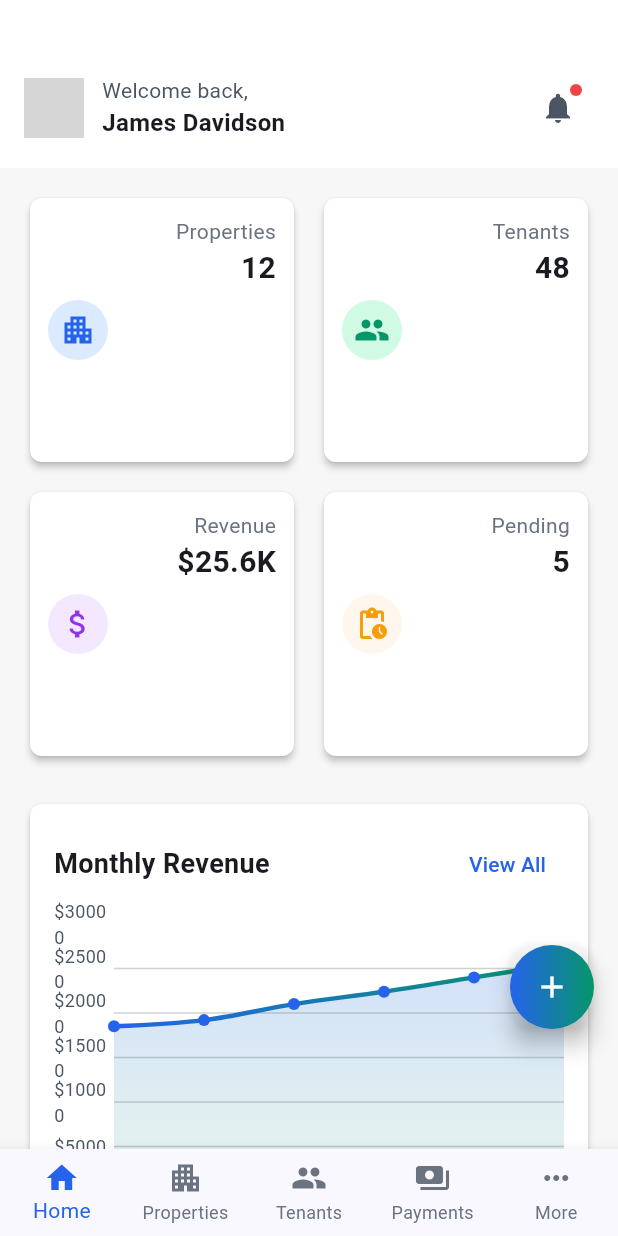
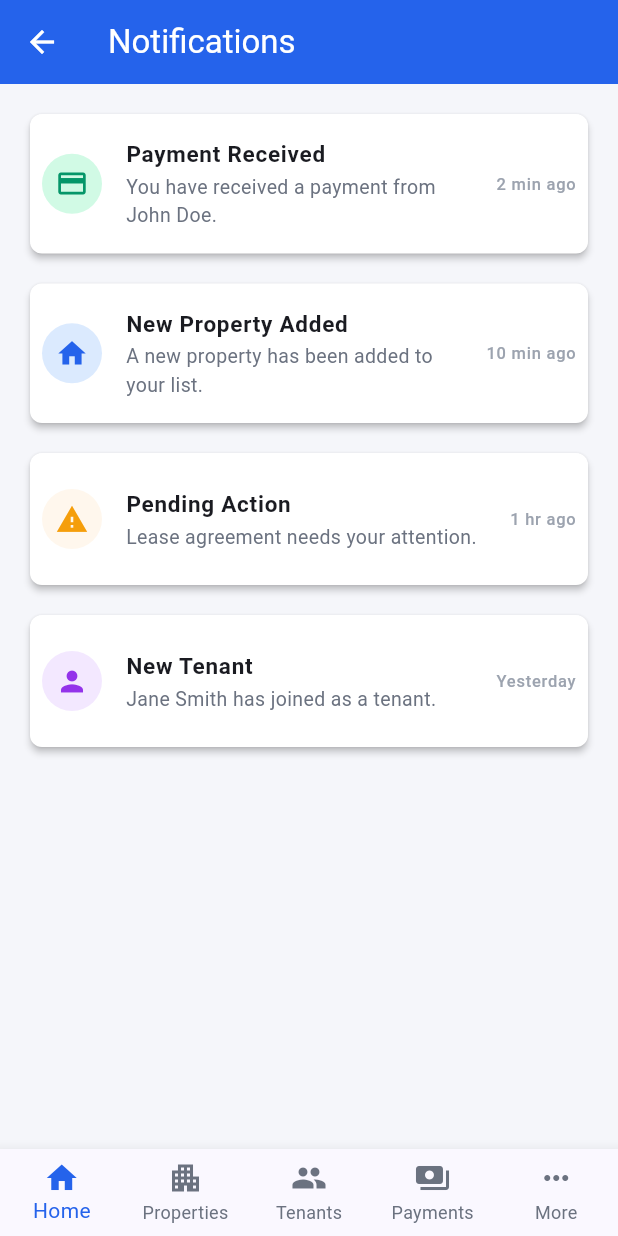
Before and after one commit to joe2sure/Real-Estate-App, a Flutter app: the screen it shows after launch, after a tap on "Skip", after a tap on the "notifications" icon, on a phone screen of 412 x 824 dp. Run offline on Flutter 3.47's test engine with Material 3 defaults, Android fonts, the phone set to English and light mode, and no system bars; drawn by our look-alikes of fl_chart; our stand-ins replace carousel_slider; network calls fail; grey boxes are pictures that could not be loaded.

Commit message:
notification change

```diff
--- a/lib/constants/colors.dart
+++ b/lib/constants/colors.dart
@@ -23,4 +23,5 @@ class AppColors  {
   static const Color purple100 = Color(0xFFF3E8FF);
   static const Color purple600 = Color(0xFF9333EA);
   static const Color red100 = Color(0xFFFEE2E2);
+  static const Color background = Color(0xFFF5F6FA);
 }
--- a/lib/main.dart
+++ b/lib/main.dart
@@ -26,6 +26,7 @@ class MyApp extends StatelessWidget {
   @override
   Widget build(BuildContext context) {
     return MaterialApp(
+      debugShowCheckedModeBanner: false,
       title: 'PeemanProperty',
       theme: ThemeData(
         primaryColor: const Color(0xFF2563EB),
--- a/lib/screens/dashboard/dashboard_screen.dart
+++ b/lib/screens/dashboard/dashboard_screen.dart
@@ -1,3 +1,4 @@
+import 'package:Peeman/screens/dashboard/notification_screen.dart';
 import 'package:Peeman/screens/dashboard/stat_card.dart';
 import 'package:flutter/material.dart';
 import 'package:provider/provider.dart';
@@ -58,7 +59,13 @@ class DashboardScreen extends StatelessWidget {
                         IconButton(
                           icon: const Icon(Icons.notifications),
                           color: AppColors.grey600,
-                          onPressed: () {},
+                          onPressed: () {
+                            Navigator.of(context).push(
+                              MaterialPageRoute(
+                                builder: (context) => const NotificationScreen(),
+                              ),
+                            );
+                          },
                         ),
                         Positioned(
                           top: 8,
--- /dev/null
+++ b/lib/screens/dashboard/notification_screen.dart
@@ -0,0 +1,93 @@
+import 'package:flutter/material.dart';
+import '../../../constants/colors.dart';
+import '../../../widgets/custom_card.dart';
+
+class NotificationScreen extends StatelessWidget {
+  const NotificationScreen({super.key});
+
+  @override
+  Widget build(BuildContext context) {
+    final notifications = [
+      {
+        'icon': Icons.payment,
+        'title': 'Payment Received',
+        'subtitle': 'You have received a payment from John Doe.',
+        'time': '2 min ago',
+        'color': AppColors.green100,
+        'iconColor': AppColors.secondaryTeal,
+      },
+      {
+        'icon': Icons.home,
+        'title': 'New Property Added',
+        'subtitle': 'A new property has been added to your list.',
+        'time': '10 min ago',
+        'color': AppColors.blue100,
+        'iconColor': AppColors.primaryBlue,
+      },
+      {
+        'icon': Icons.warning,
+        'title': 'Pending Action',
+        'subtitle': 'Lease agreement needs your attention.',
+        'time': '1 hr ago',
+        'color': AppColors.amber100,
+        'iconColor': AppColors.amber500,
+      },
+      {
+        'icon': Icons.person,
+        'title': 'New Tenant',
+        'subtitle': 'Jane Smith has joined as a tenant.',
+        'time': 'Yesterday',
+        'color': AppColors.purple100,
+        'iconColor': AppColors.purple600,
+      },
+    ];
+
+    return Scaffold(
+      appBar: AppBar(
+        title: const Text('Notifications'),
+        backgroundColor: AppColors.primaryBlue,
+        foregroundColor: Colors.white,
+        elevation: 0,
+      ),
+      backgroundColor: AppColors.background,
+      body: ListView.separated(
+        padding: const EdgeInsets.all(16),
+        itemCount: notifications.length,
+        separatorBuilder: (context, index) => const SizedBox(height: 12),
+        itemBuilder: (context, index) {
+          final notif = notifications[index];
+          return CustomCard(
+            child: ListTile(
+              leading: Container(
+                width: 40,
+                height: 40,
+                decoration: BoxDecoration(
+                  color: notif['color'] as Color,
+                  shape: BoxShape.circle,
+                ),
+                child: Icon(
+                  notif['icon'] as IconData,
+                  color: notif['iconColor'] as Color,
+                  size: 22,
+                ),
+              ),
+              title: Text(
+                notif['title'] as String,
+                style: const TextStyle(fontWeight: FontWeight.w600, fontSize: 15),
+              ),
+              subtitle: Text(
+                notif['subtitle'] as String,
+                style: TextStyle(color: AppColors.grey500, fontSize: 13),
+              ),
+              trailing: Text(
+                notif['time'] as String,
+                style: TextStyle(color: AppColors.grey400, fontSize: 11),
+              ),
+              contentPadding: const EdgeInsets.symmetric(vertical: 8, horizontal: 8),
+            ),
+          );
+        },
+      ),
+    );
+  }
+}
--- a/lib/screens/dashboard/stat_card.dart
+++ b/lib/screens/dashboard/stat_card.dart
@@ -44,16 +44,17 @@ class StatsCard extends StatelessWidget {
     mainAxisSpacing: 12,
     shrinkWrap: true,
     physics: const NeverScrollableScrollPhysics(),
+    childAspectRatio: 1.4, // wider, shorter cards
     children: stats.map((stat) {
       return CustomCard(
         child: Padding(
-            padding: const EdgeInsets.all(12),
+          padding: const EdgeInsets.all(8), // less padding = less height
           child: Row(
             mainAxisAlignment: MainAxisAlignment.spaceBetween,
             children: [
               Container(
-                  width: 40,
-                  height: 40,
+                width: 28,
+                height: 28,
                 decoration: BoxDecoration(
                   color: stat['color'] as Color,
                   shape: BoxShape.circle,
@@ -61,19 +62,24 @@ class StatsCard extends StatelessWidget {
                 child: Icon(
                   stat['icon'] as IconData,
                   color: stat['iconColor'] as Color,
+                  size: 16,
                 ),
               ),
               Column(
+                mainAxisAlignment: MainAxisAlignment.center,
                 crossAxisAlignment: CrossAxisAlignment.end,
                 children: [
                   Text(
                     stat['title'] as String,
-                      style: TextStyle(color: AppColors.grey500, fontSize: 14),
+                    style: TextStyle(
+                      color: AppColors.grey500,
+                      fontSize: 12, // smaller font
+                    ),
                   ),
                   Text(
                     stat['value'] as String,
                     style: const TextStyle(
-                        fontSize: 20,
+                      fontSize: 16,
                       fontWeight: FontWeight.w600,
                     ),
                   ),
```
Lines whose indentation alone changed are shown as unchanged.
